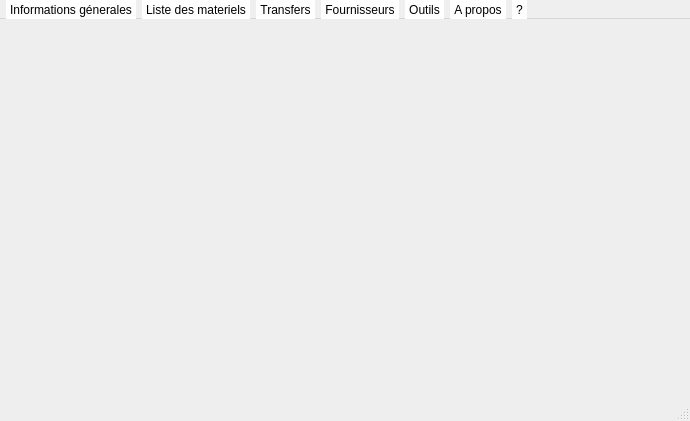
Above: interfaces/menuprincipal.ui from Mehdi-SK/Cosider-TP-App before the change. Below: the same form after it.
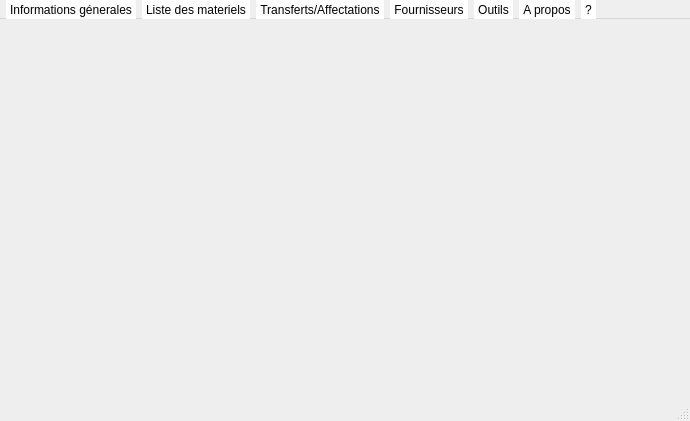
That is the form after the change. Icons and pictures are not drawn.

```diff
--- a/interfaces/menuprincipal.ui
+++ b/interfaces/menuprincipal.ui
@@ -106,7 +106,7 @@
    </widget>
    <widget class="QMenu" name="menutransfer">
     <property name="title">
-     <string>Transfers</string>
+     <string>Transferts/Affectations</string>
     </property>
     <addaction name="actionListe_des_transfers"/>
    </widget>
```
Left out of the diff: 2 changed lines with no effect on the pictures.
